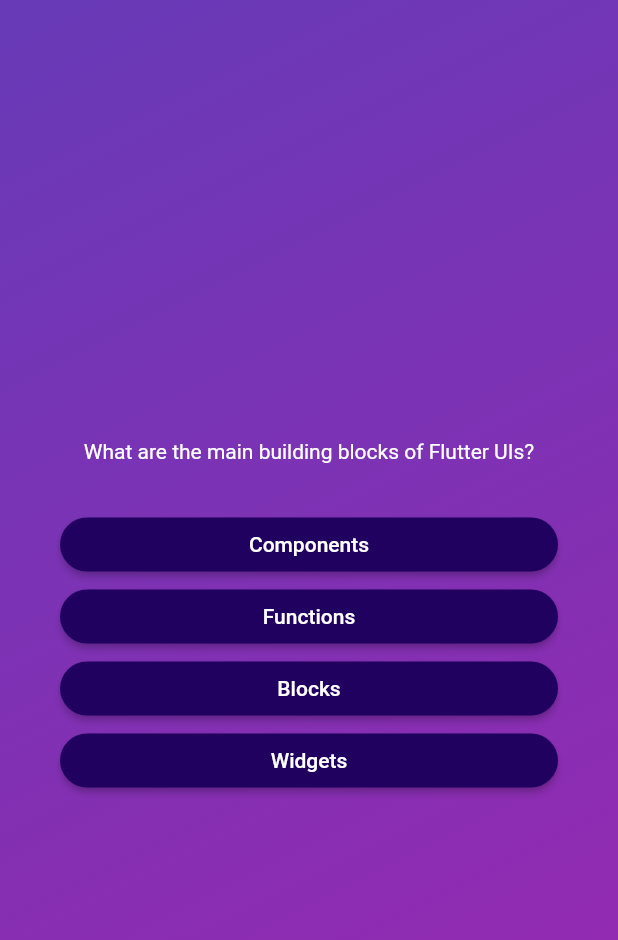
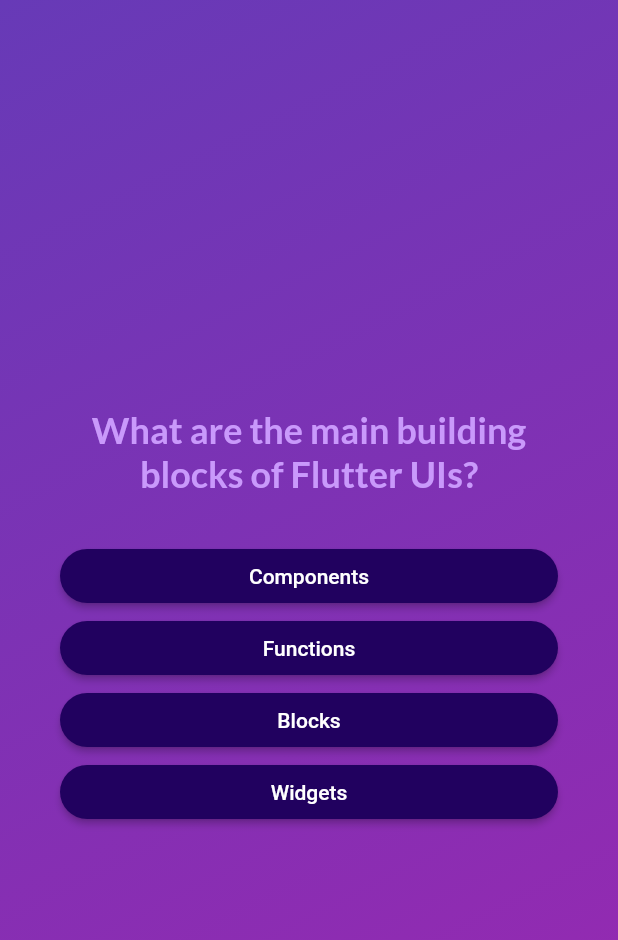
Before and after one commit to Moe-Ajam/Quiz_app_flutter, a Flutter app: the screen it shows after launch, after a tap on "Start Quiz", on a phone screen of 412 x 824 dp. Shown: the top 940 px of the screen. Run offline on Flutter 3.47's test engine with Material 2 defaults, Android fonts, the phone set to English and light mode, and no system bars; our stand-ins replace google_fonts.

Commit message:
Adding GoogleFonts package and using it

```diff
--- a/lib/questions_screen.dart
+++ b/lib/questions_screen.dart
@@ -1,6 +1,7 @@
 import 'package:flutter/material.dart';
 import 'package:quiz_app/answer_button.dart';
 import 'package:quiz_app/data/questions.dart';
+import 'package:google_fonts/google_fonts.dart';
 
 class QuestionsScreen extends StatefulWidget {
   const QuestionsScreen({super.key});
@@ -22,7 +23,6 @@ class _QuestionsScreenState extends State<QuestionsScreen> {
 
   @override
   Widget build(context) {
-
     final currentQuestion = questions[currentQuestionIndex];
 
     return SizedBox(
@@ -36,14 +36,19 @@ class _QuestionsScreenState extends State<QuestionsScreen> {
           children: [
             Text(
               currentQuestion.text,
-              style: const TextStyle(
-                color: Colors.white,
+              style: GoogleFonts.lato(
+                color: const Color.fromARGB(255, 201, 153, 251),
+                fontSize: 24,
+                fontWeight: FontWeight.bold,
               ),
               textAlign: TextAlign.center,
             ),
             const SizedBox(height: 30),
             ...currentQuestion.getShuffledList().map((answer) {
-              return AnswerButton(answerText: answer, onTap: answerQuestion,);
+              return AnswerButton(
+                answerText: answer,
+                onTap: answerQuestion,
+              );
             }),
           ],
         ),
--- a/lib/start_screen.dart
+++ b/lib/start_screen.dart
@@ -1,4 +1,5 @@
 import 'package:flutter/material.dart';
+import 'package:google_fonts/google_fonts.dart';
 import 'package:quiz_app/quiz.dart';
 
 class StartScreen extends StatelessWidget {
@@ -20,13 +21,18 @@ class StartScreen extends StatelessWidget {
           const SizedBox(
             height: 80,
           ),
-          const Text(
+          Text(
             'Learn Flutter the fun way!',
-            style: TextStyle(color: Colors.white, fontSize: 24),
+            style: GoogleFonts.lato(
+              color: const Color.fromARGB(255, 237, 223, 252),
+              fontSize: 24,
+            ),
           ),
           const SizedBox(height: 30),
           OutlinedButton.icon(
-            onPressed: () {startQuiz();},
+            onPressed: () {
+              startQuiz();
+            },
             style: OutlinedButton.styleFrom(foregroundColor: Colors.white),
             icon: const Icon(Icons.arrow_right_alt),
             label: const Text('Start Quiz'),
--- a/pubspec.yaml
+++ b/pubspec.yaml
@@ -35,6 +35,7 @@ dependencies:
   # The following adds the Cupertino Icons font to your application.
   # Use with the CupertinoIcons class for iOS style icons.
   cupertino_icons: ^1.0.2
+  google_fonts: ^5.1.0
 
 dev_dependencies:
   flutter_test:
```
Also changed, not shown: pubspec.lock, 6 other files.
